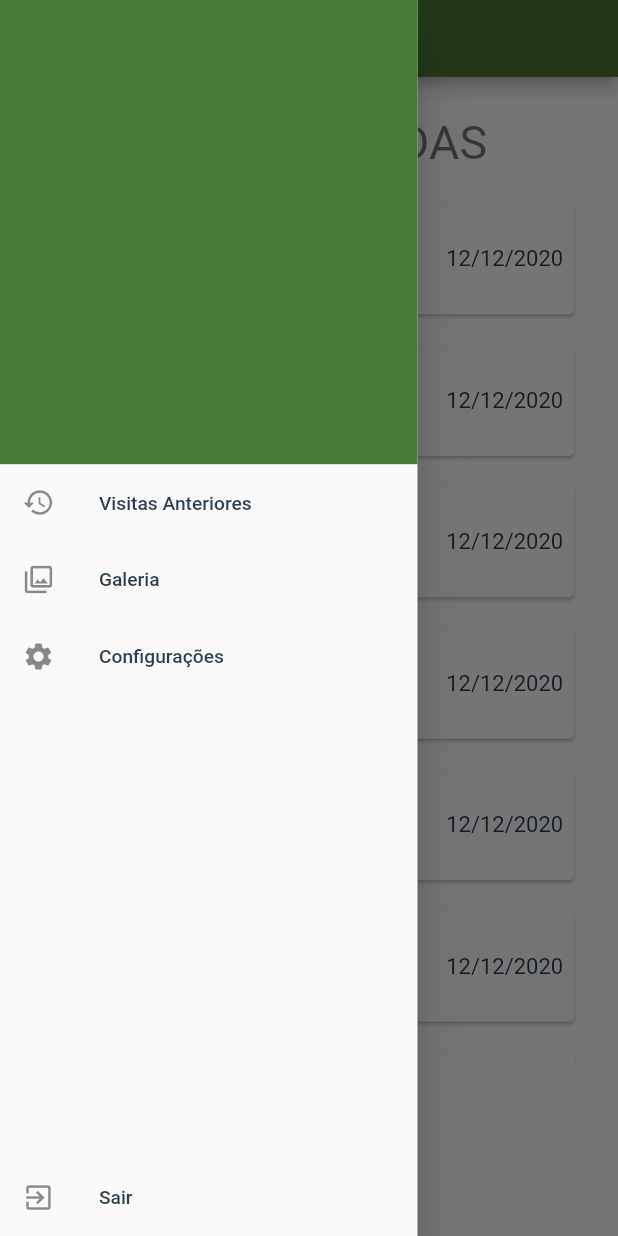
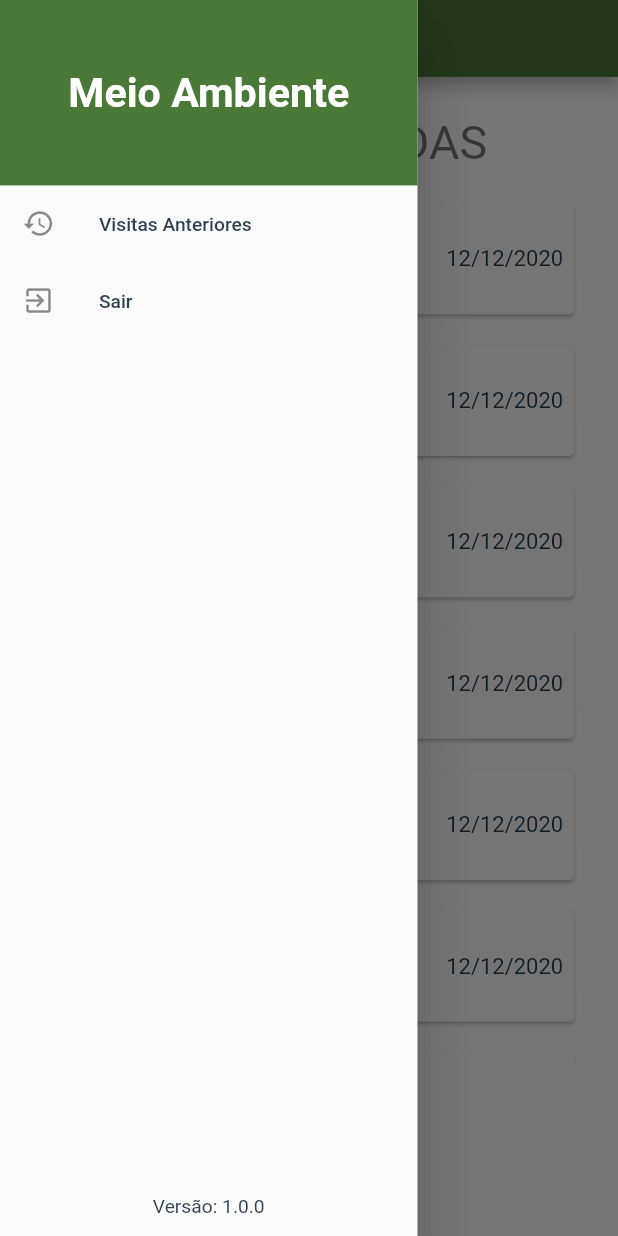
Before and after one commit to CaioVSG/gestao-ambiental-app, a Flutter app: the HomeScreen screen opened by its route, with the side drawer open, on a phone screen of 412 x 824 dp. Run offline on Flutter 3.47's test engine with Material 2 defaults, Android fonts, the phone set to English and light mode, and no system bars; our stand-ins replace responsive_framework.

```diff
--- a/lib/app.dart
+++ b/lib/app.dart
@@ -8,6 +8,8 @@ import 'package:meioambientemobile/screens/password%20recovery/password_recovery
 import 'package:meioambientemobile/screens/sign%20in/sign_in_screen.dart';
 import 'package:meioambientemobile/screens/splash/splash_screen.dart';
 import 'package:responsive_framework/responsive_framework.dart';
+
+import 'screens/details/details_screen.dart';
 
 class App extends StatelessWidget {
   const App({Key? key}) : super(key: key);
@@ -39,6 +41,7 @@ class App extends StatelessWidget {
         NewRegisterScreen.id: (context) => const NewRegisterScreen(),
         EmailAutenticationScreen.id: (context) =>
             const EmailAutenticationScreen(),
+        DetailsScreen.id: (context) => const DetailsScreen(),
       },
     );
   }
--- a/lib/components/primary_button.dart
+++ b/lib/components/primary_button.dart
@@ -10,6 +10,7 @@ class PrimaryButton extends StatelessWidget {
   Widget build(BuildContext context) {
     return SizedBox(
       width: MediaQuery.of(context).size.width,
+      height: MediaQuery.of(context).size.height * 0.06,
       child: ElevatedButton(
         onPressed: onPressed,
         child: Text(text),
--- a/lib/screens/home/components/custom_drawer.dart
+++ b/lib/screens/home/components/custom_drawer.dart
@@ -1,4 +1,5 @@
 import 'package:flutter/material.dart';
+import 'package:meioambientemobile/components/vertical_spacer_box.dart';
 import 'package:meioambientemobile/constants/style/constants.dart';
 import 'package:meioambientemobile/screens/sign%20in/sign_in_screen.dart';
 
@@ -11,10 +12,18 @@ class CustomDrawer extends StatelessWidget {
   Widget build(BuildContext context) {
     return Drawer(
         child: Column(children: [
-      Expanded(
-          child: Container(
+      Container(
+        height: MediaQuery.of(context).size.height * 0.15,
+        width: MediaQuery.of(context).size.width,
         color: kDetailColor,
-      )),
+        child: Center(
+          child: Text(
+            'Meio Ambiente',
+            style: TextStyle(
+                fontSize: 30, fontWeight: FontWeight.bold, color: Colors.white),
+          ),
+        ),
+      ),
       ListTile(
         leading: const Icon(Icons.history),
         title: const Text('Visitas Anteriores'),
@@ -23,27 +32,15 @@ class CustomDrawer extends StatelessWidget {
         },
       ),
       ListTile(
-        leading: const Icon(Icons.photo_library_outlined),
-        title: const Text('Galeria'),
-        onTap: () {
-          Navigator.pop(context);
-        },
-      ),
-      ListTile(
-        leading: const Icon(Icons.settings),
-        title: const Text('Configurações'),
-        onTap: () {
-          Navigator.pop(context);
-        },
-      ),
-      const Spacer(),
-      ListTile(
         leading: const Icon(Icons.exit_to_app),
         title: const Text('Sair'),
         onTap: () {
           Navigator.popAndPushNamed(context, SignInScreen.id);
         },
       ),
+      const Spacer(),
+      const Text('Versão: 1.0.0'),
+      const VerticalSpacerBox(size: SpacerSize.small)
     ]));
   }
 }
--- a/lib/screens/home/components/visit_tile.dart
+++ b/lib/screens/home/components/visit_tile.dart
@@ -1,20 +1,23 @@
 import 'package:flutter/material.dart';
-import 'package:meioambientemobile/components/vertical_spacer_box.dart';
 import 'package:meioambientemobile/constants/style/constants.dart';
 
 class VisitTile extends StatelessWidget {
   final String title;
   final String date;
+  final VoidCallback onTap;
   const VisitTile({
     Key? key,
     required this.title,
     required this.date,
+    required this.onTap,
   }) : super(key: key);
 
   @override
   Widget build(BuildContext context) {
     TextTheme textTheme = Theme.of(context).textTheme;
-    return Padding(
+    return InkWell(
+      onTap: onTap,
+      child: Padding(
         padding: const EdgeInsets.all(kDefaultRadius),
         child: Row(mainAxisAlignment: MainAxisAlignment.start, children: [
           const Icon(Icons.location_on),
@@ -25,6 +28,7 @@ class VisitTile extends StatelessWidget {
           const Spacer(),
           Text(date, style: textTheme.subtitle1),
         ]),
+      ),
     );
   }
 }
--- a/lib/screens/home/home_screen.dart
+++ b/lib/screens/home/home_screen.dart
@@ -1,6 +1,7 @@
 import 'package:flutter/material.dart';
 import 'package:meioambientemobile/components/vertical_spacer_box.dart';
 import 'package:meioambientemobile/constants/style/constants.dart';
+import 'package:meioambientemobile/screens/details/details_screen.dart';
 
 import 'components/custom_drawer.dart';
 import 'components/visit_tile.dart';
@@ -45,8 +46,13 @@ class _HomeScreenState extends State<HomeScreen> {
                           decoration: BoxDecoration(
                               borderRadius:
                                   BorderRadius.circular(kDefaultRadius)),
-                          child: const VisitTile(
-                              title: 'Posto Delta', date: '12/12/2020'),
+                          child: VisitTile(
+                            title: 'Posto Delta',
+                            date: '12/12/2020',
+                            onTap: () {
+                              Navigator.pushNamed(context, DetailsScreen.id);
+                            },
+                          ),
                         ),
                       );
                     }),
```
Also changed, not shown: lib/screens/details/details_screen.dart (+42 -16 lines), pubspec.lock. Lines whose indentation alone changed are shown as unchanged.
